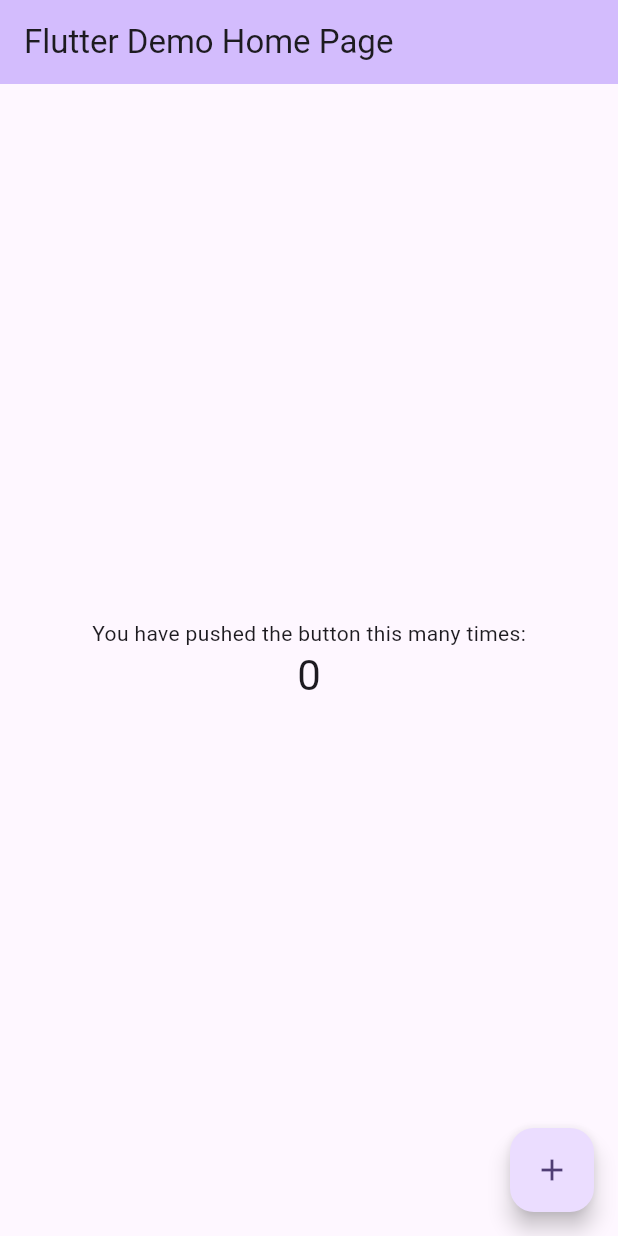
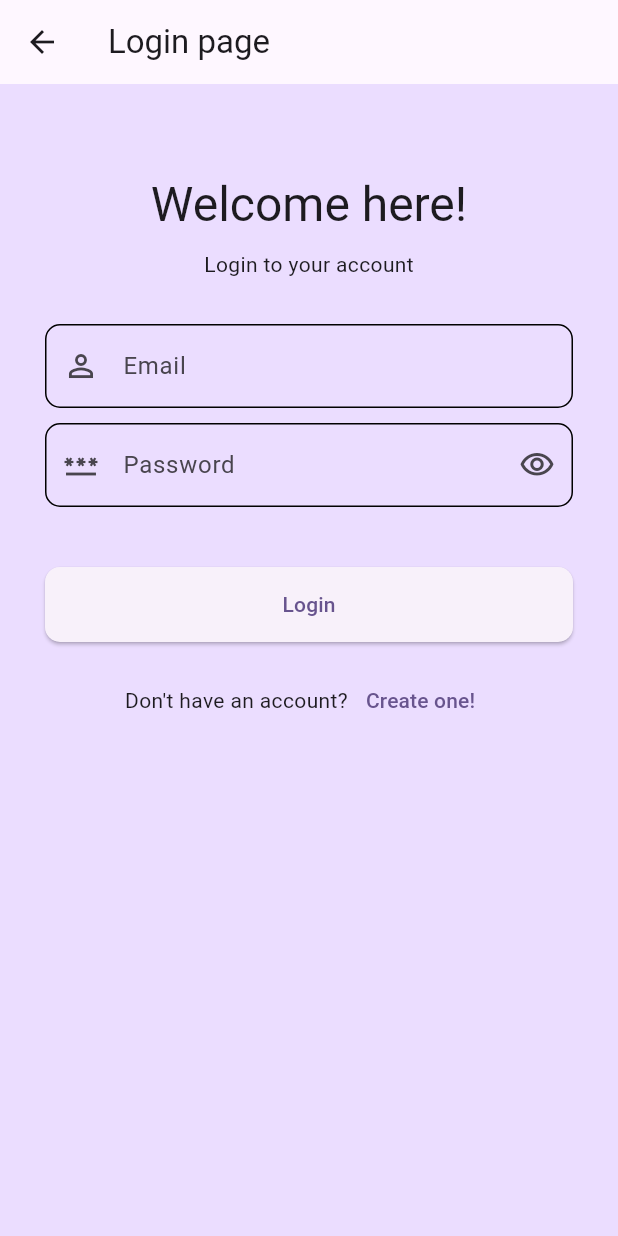
Before and after one commit to alextr1git/WiseBean, a Flutter app: the screen it shows after launch, on a phone screen of 412 x 824 dp. Run offline on Flutter 3.47's test engine with Material 2 defaults, Android fonts, the phone set to English and light mode, and no system bars.

Commit message:
login page by example

```diff
--- a/wise_bean/lib/main.dart
+++ b/wise_bean/lib/main.dart
@@ -1,4 +1,7 @@
 import 'package:flutter/material.dart';
+import 'package:wise_bean/views/SignUpPage.dart';
+import 'package:wise_bean/views/home_page.dart';
+import 'package:wise_bean/views/login_page.dart';
 
 void main() {
   runApp(const MyApp());
@@ -11,115 +14,17 @@ class MyApp extends StatelessWidget {
   @override
   Widget build(BuildContext context) {
     return MaterialApp(
-      title: 'Flutter Demo',
+      title: 'Wise Bean',
+      initialRoute: '/login',
+      routes: {
+        '/': (context) => const HomePage(),
+        '/login': (context) => const LoginPage(),
+        '/signUp': (context) => const SignUpPage(),
+      },
       theme: ThemeData(
-        // This is the theme of your application.
-        //
-        // TRY THIS: Try running your application with "flutter run". You'll see
-        // the application has a blue toolbar. Then, without quitting the app,
-        // try changing the seedColor in the colorScheme below to Colors.green
-        // and then invoke "hot reload" (save your changes or press the "hot
-        // reload" button in a Flutter-supported IDE, or press "r" if you used
-        // the command line to start the app).
-        //
-        // Notice that the counter didn't reset back to zero; the application
-        // state is not lost during the reload. To reset the state, use hot
-        // restart instead.
-        //
-        // This works for code too, not just values: Most code changes can be
-        // tested with just a hot reload.
         colorScheme: ColorScheme.fromSeed(seedColor: Colors.deepPurple),
         useMaterial3: true,
       ),
-      home: const MyHomePage(title: 'Flutter Demo Home Page'),
     );
   }
 }
-
-class MyHomePage extends StatefulWidget {
-  const MyHomePage({super.key, required this.title});
-
-  // This widget is the home page of your application. It is stateful, meaning
-  // that it has a State object (defined below) that contains fields that affect
-  // how it looks.
-
-  // This class is the configuration for the state. It holds the values (in this
-  // case the title) provided by the parent (in this case the App widget) and
-  // used by the build method of the State. Fields in a Widget subclass are
-  // always marked "final".
-
-  final String title;
-
-  @override
-  State<MyHomePage> createState() => _MyHomePageState();
-}
-
-class _MyHomePageState extends State<MyHomePage> {
-  int _counter = 0;
-
-  void _incrementCounter() {
-    setState(() {
-      // This call to setState tells the Flutter framework that something has
-      // changed in this State, which causes it to rerun the build method below
-      // so that the display can reflect the updated values. If we changed
-      // _counter without calling setState(), then the build method would not be
-      // called again, and so nothing would appear to happen.
-      _counter++;
-    });
-  }
-
-  @override
-  Widget build(BuildContext context) {
-    // This method is rerun every time setState is called, for instance as done
-    // by the _incrementCounter method above.
-    //
-    // The Flutter framework has been optimized to make rerunning build methods
-    // fast, so that you can just rebuild anything that needs updating rather
-    // than having to individually change instances of widgets.
-    return Scaffold(
-      appBar: AppBar(
-        // TRY THIS: Try changing the color here to a specific color (to
-        // Colors.amber, perhaps?) and trigger a hot reload to see the AppBar
-        // change color while the other colors stay the same.
-        backgroundColor: Theme.of(context).colorScheme.inversePrimary,
-        // Here we take the value from the MyHomePage object that was created by
-        // the App.build method, and use it to set our appbar title.
-        title: Text(widget.title),
-      ),
-      body: Center(
-        // Center is a layout widget. It takes a single child and positions it
-        // in the middle of the parent.
-        child: Column(
-          // Column is also a layout widget. It takes a list of children and
-          // arranges them vertically. By default, it sizes itself to fit its
-          // children horizontally, and tries to be as tall as its parent.
-          //
-          // Column has various properties to control how it sizes itself and
-          // how it positions its children. Here we use mainAxisAlignment to
-          // center the children vertically; the main axis here is the vertical
-          // axis because Columns are vertical (the cross axis would be
-          // horizontal).
-          //
-          // TRY THIS: Invoke "debug painting" (choose the "Toggle Debug Paint"
-          // action in the IDE, or press "p" in the console), to see the
-          // wireframe for each widget.
-          mainAxisAlignment: MainAxisAlignment.center,
-          children: <Widget>[
-            const Text(
-              'You have pushed the button this many times:',
-            ),
-            Text(
-              '$_counter',
-              style: Theme.of(context).textTheme.headlineMedium,
-            ),
-          ],
-        ),
-      ),
-      floatingActionButton: FloatingActionButton(
-        onPressed: _incrementCounter,
-        tooltip: 'Increment',
-        child: const Icon(Icons.add),
-      ), // This trailing comma makes auto-formatting nicer for build methods.
-    );
-  }
-}
--- /dev/null
+++ b/wise_bean/lib/views/SignUpPage.dart
@@ -0,0 +1,17 @@
+import 'package:flutter/material.dart';
+
+class SignUpPage extends StatefulWidget {
+  const SignUpPage({super.key});
+
+  @override
+  State<SignUpPage> createState() => _SignUpPageState();
+}
+
+class _SignUpPageState extends State<SignUpPage> {
+  @override
+  Widget build(BuildContext context) {
+    return const Placeholder(
+      child: Text('Signup Page'),
+    );
+  }
+}
--- /dev/null
+++ b/wise_bean/lib/views/home_page.dart
@@ -0,0 +1,17 @@
+import 'package:flutter/material.dart';
+
+class HomePage extends StatefulWidget {
+  const HomePage({super.key});
+
+  @override
+  State<HomePage> createState() => _HomePageState();
+}
+
+class _HomePageState extends State<HomePage> {
+  @override
+  Widget build(BuildContext context) {
+    return const Placeholder(
+      child: Text('HOME PAGE'),
+    );
+  }
+}
--- /dev/null
+++ b/wise_bean/lib/views/login_page.dart
@@ -0,0 +1,131 @@
+import 'package:flutter/material.dart';
+
+class LoginPage extends StatefulWidget {
+  const LoginPage({super.key});
+
+  @override
+  State<LoginPage> createState() => _LoginPageState();
+}
+
+class _LoginPageState extends State<LoginPage> {
+  late final TextEditingController _emailController;
+  late final TextEditingController _passwordController;
+
+  bool _obscurePassword = true;
+
+//INITIALIZE VARIABLES
+  @override
+  void initState() {
+    _emailController = TextEditingController();
+    _passwordController = TextEditingController();
+    super.initState();
+  }
+
+  @override
+  void dispose() {
+    _emailController.dispose();
+    _passwordController.dispose();
+    super.dispose();
+  }
+
+  @override
+  Widget build(BuildContext context) {
+    return Scaffold(
+      appBar: AppBar(
+        title: const Text('Login page'),
+      ),
+      backgroundColor: Theme.of(context).colorScheme.primaryContainer,
+      body: SingleChildScrollView(
+        padding: const EdgeInsets.all(30.0),
+        child: Column(
+          children: [
+            const SizedBox(height: 30),
+            Text(
+              "Welcome here!",
+              style: Theme.of(context).textTheme.headlineLarge,
+            ),
+            const SizedBox(height: 10),
+            Text(
+              "Login to your account",
+              style: Theme.of(context).textTheme.bodyMedium,
+            ),
+            const SizedBox(height: 30),
+            TextField(
+              controller: _emailController,
+              keyboardType: TextInputType.emailAddress,
+              enableSuggestions: false,
+              autocorrect: false,
+              decoration: InputDecoration(
+                  hintText: 'Enter your email',
+                  labelText: "Email",
+                  prefixIcon: const Icon(Icons.person_outline),
+                  border: OutlineInputBorder(
+                    borderRadius: BorderRadius.circular(20),
+                  ),
+                  enabledBorder: OutlineInputBorder(
+                    borderRadius: BorderRadius.circular(10),
+                  )),
+            ),
+            const SizedBox(height: 10),
+            TextField(
+              controller: _passwordController,
+              keyboardType: TextInputType.emailAddress,
+              enableSuggestions: false,
+              autocorrect: false,
+              obscureText: _obscurePassword,
+              decoration: InputDecoration(
+                labelText: "Password",
+                prefixIcon: const Icon(Icons.password_outlined),
+                suffixIcon: IconButton(
+                  onPressed: () {
+                    setState(() {
+                      _obscurePassword = !_obscurePassword;
+                    });
+                  },
+                  icon: _obscurePassword
+                      ? const Icon(Icons.visibility_outlined)
+                      : const Icon(Icons.visibility_off_outlined),
+                ),
+                border: OutlineInputBorder(
+                  borderRadius: BorderRadius.circular(20),
+                ),
+                enabledBorder: OutlineInputBorder(
+                  borderRadius: BorderRadius.circular(10),
+                ),
+              ),
+            ),
+            const SizedBox(height: 40),
+            Column(
+              children: [
+                ElevatedButton(
+                  style: ElevatedButton.styleFrom(
+                      minimumSize: const Size.fromHeight(50),
+                      shape: RoundedRectangleBorder(
+                        borderRadius: BorderRadius.circular(10),
+                      )),
+                  onPressed: () {},
+                  child: const Text('Login'),
+                ),
+              ],
+            ),
+            const SizedBox(
+              height: 15,
+            ),
+            Row(
+              mainAxisAlignment: MainAxisAlignment.center,
+              children: [
+                const Text("Don't have an account?"),
+                TextButton(
+                  onPressed: () {
+                    Navigator.of(context).pushNamed('/signUp');
+                  },
+                  child: const Text("Create one!"),
+                ),
+              ],
+            )
+          ],
+        ),
+      ),
+    );
+  }
+}
```
Also changed, not shown: wise_bean/pubspec.lock, 2 other files.
